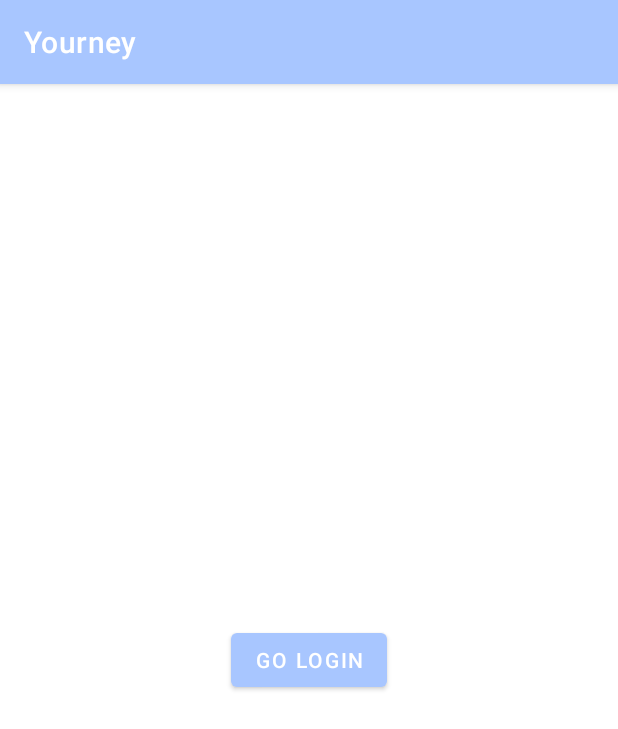
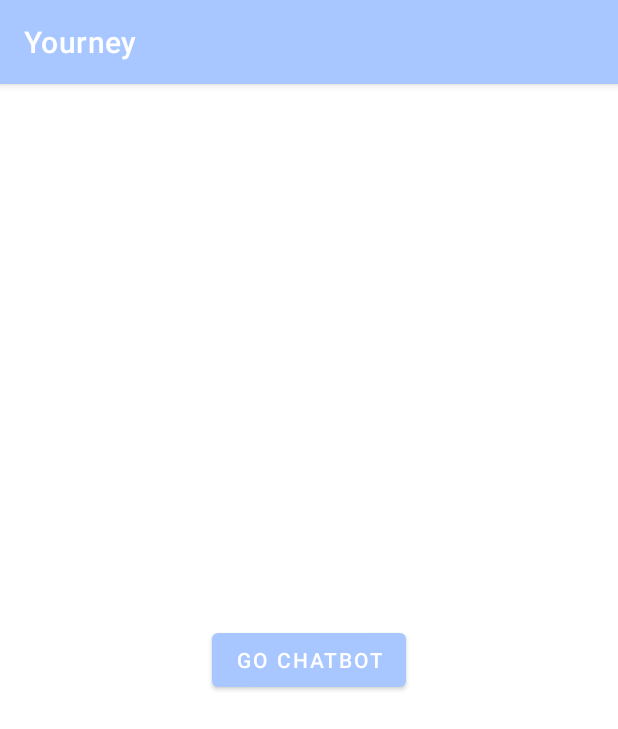
Before and after one commit to iqbalfariz/Yourney, an Android app: the MainActivity screen opened directly, with no data from a screen before it, on a phone screen of 412 x 824 dp. Shown: the top 729 px of the screen. Run offline under Robolectric (Android 15) with nearby library versions, the phone set to English and light mode, and no system bars; Roboto replaces fonts that are not available here.

Commit message:
correct path app

```diff
--- a/app/src/main/java/com/izo/yourney/ui/MainActivity.kt
+++ b/app/src/main/java/com/izo/yourney/ui/MainActivity.kt
@@ -5,6 +5,7 @@ import androidx.appcompat.app.AppCompatActivity
 import android.os.Bundle
 import android.widget.Button
 import com.izo.yourney.R
+import com.izo.yourney.ui.chatbot.ChatbotActivity
 import com.izo.yourney.ui.register.RegisterActivity
 
 class MainActivity : AppCompatActivity() {
@@ -15,7 +16,7 @@ class MainActivity : AppCompatActivity() {
         val btn = findViewById<Button>(R.id.btn_regis)
 
         btn.setOnClickListener {
-            val intent = Intent(this, RegisterActivity::class.java)
+            val intent = Intent(this, ChatbotActivity::class.java)
             startActivity(intent)
 
         }
--- a/app/src/main/java/com/izo/yourney/ui/login/LoginActivity.kt
+++ b/app/src/main/java/com/izo/yourney/ui/login/LoginActivity.kt
@@ -5,6 +5,7 @@ import androidx.appcompat.app.AppCompatActivity
 import android.os.Bundle
 import android.widget.Button
 import com.izo.yourney.R
+import com.izo.yourney.ui.chatbot.ChatbotActivity
 import com.izo.yourney.ui.persona.PersonaActivity
 
 class LoginActivity : AppCompatActivity() {
--- a/app/src/main/java/com/izo/yourney/ui/onboarding/OnBoardingActivity.kt
+++ b/app/src/main/java/com/izo/yourney/ui/onboarding/OnBoardingActivity.kt
@@ -20,6 +20,7 @@ import com.izo.yourney.R
 import com.izo.yourney.databinding.ActivityOnBoardingBinding
 
 import com.izo.yourney.ui.MainActivity
+import com.izo.yourney.ui.register.RegisterActivity
 
 class OnBoardingActivity : AppCompatActivity() {
 
@@ -78,7 +79,7 @@ class OnBoardingActivity : AppCompatActivity() {
             if (viewPager.currentItem + 1 < viewPagerAdapter.itemCount) {
                 viewPager.currentItem += 1
             } else {
-                val intentToMain = Intent(this, MainActivity::class.java)
+                val intentToMain = Intent(this, RegisterActivity::class.java)
                 startActivity(intentToMain)
                 finish()
             }
@@ -86,7 +87,7 @@ class OnBoardingActivity : AppCompatActivity() {
 
         // skip page
         binding.tvPass.setOnClickListener {
-            val intentToMain = Intent(this, MainActivity::class.java)
+            val intentToMain = Intent(this, RegisterActivity::class.java)
             startActivity(intentToMain)
             finish()
         }
--- a/app/src/main/java/com/izo/yourney/ui/persona/PersonaActivity.kt
+++ b/app/src/main/java/com/izo/yourney/ui/persona/PersonaActivity.kt
@@ -5,6 +5,7 @@ import androidx.appcompat.app.AppCompatActivity
 import android.os.Bundle
 import android.widget.Button
 import com.izo.yourney.R
+import com.izo.yourney.ui.MainActivity
 import com.izo.yourney.ui.chatbot.ChatbotActivity
 
 class PersonaActivity : AppCompatActivity() {
@@ -15,7 +16,7 @@ class PersonaActivity : AppCompatActivity() {
         val btn = findViewById<Button>(R.id.btn_start)
 
         btn.setOnClickListener {
-            val intent = Intent(this, ChatbotActivity::class.java)
+            val intent = Intent(this, MainActivity::class.java)
             startActivity(intent)
             finish()
         }
--- a/app/src/main/res/layout/activity_main.xml
+++ b/app/src/main/res/layout/activity_main.xml
@@ -10,7 +10,7 @@
         android:id="@+id/btn_regis"
         android:layout_width="wrap_content"
         android:layout_height="wrap_content"
-        android:text="Go Login"
+        android:text="Go Chatbot"
         app:layout_constraintBottom_toBottomOf="parent"
         app:layout_constraintEnd_toEndOf="parent"
         app:layout_constraintStart_toStartOf="parent"
```
Also changed, not shown: app/src/main/java/com/izo/yourney/ui/chatbot/ChatbotActivity.kt (+10 -0 lines).
